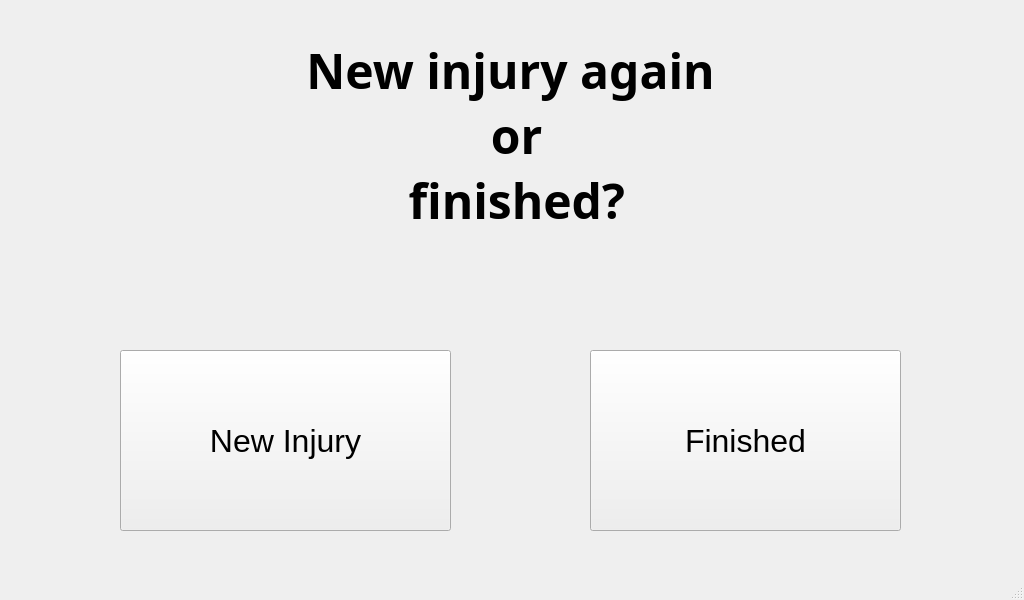
Pwersa/Medical-Cabinet, file RASPI/confirmation_again.ui: the form before one commit.
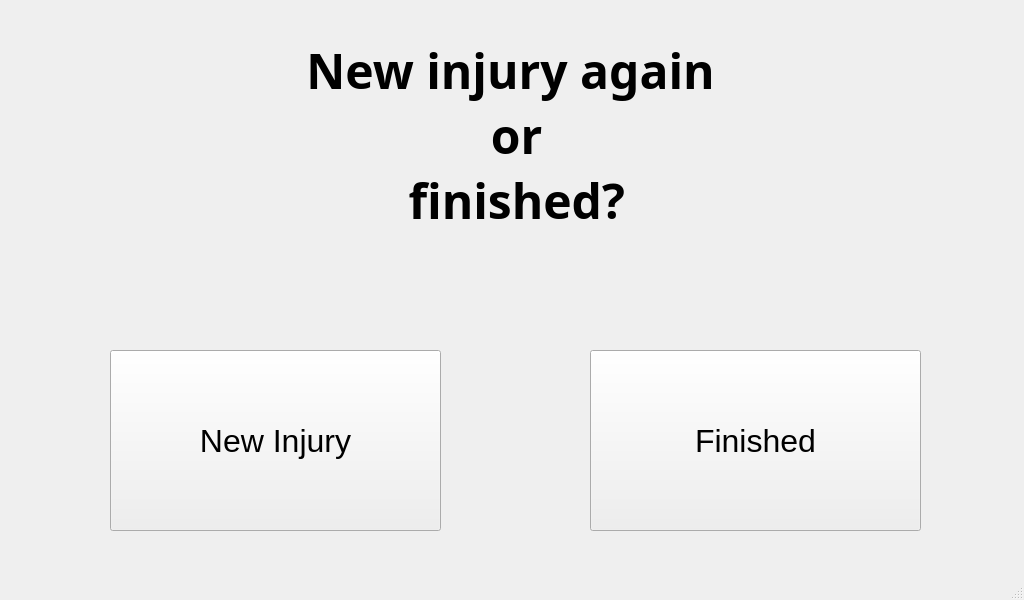
The form after the commit.

Patch:
```diff
--- a/RASPI/confirmation_again.ui
+++ b/RASPI/confirmation_again.ui
@@ -55,7 +55,7 @@
    <widget class="QPushButton" name="new_injury_button">
     <property name="geometry">
      <rect>
-      <x>120</x>
+      <x>110</x>
       <y>350</y>
       <width>331</width>
       <height>181</height>
@@ -75,7 +75,7 @@
      <rect>
       <x>590</x>
       <y>350</y>
-      <width>311</width>
+      <width>331</width>
       <height>181</height>
      </rect>
     </property>
```
